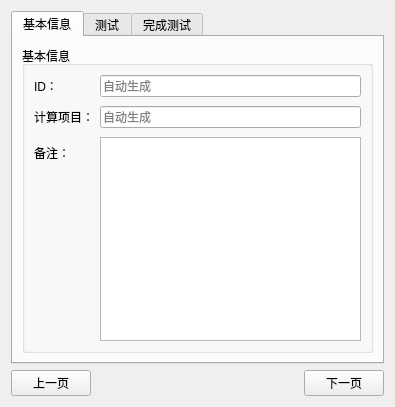
MWTJC/Gnss_on_UAV_GUI, file PySideApp/build_src/ui/TestRunnerUI.ui: the form before one commit.
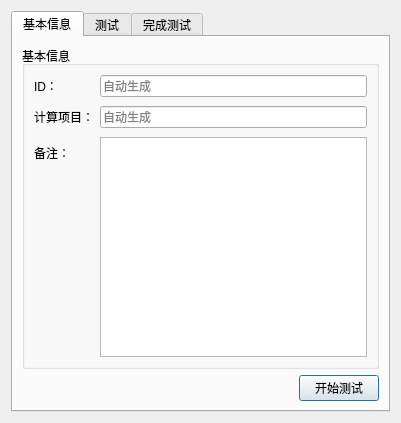
The form after the commit.

```diff
--- a/PySideApp/build_src/ui/TestRunnerUI.ui
+++ b/PySideApp/build_src/ui/TestRunnerUI.ui
@@ -6,8 +6,8 @@
    <rect>
     <x>0</x>
     <y>0</y>
-    <width>395</width>
-    <height>407</height>
+    <width>401</width>
+    <height>423</height>
    </rect>
   </property>
   <property name="windowTitle">
@@ -85,6 +85,30 @@
          </layout>
         </widget>
        </item>
+       <item>
+        <layout class="QHBoxLayout" name="horizontalLayout_2">
+         <item>
+          <spacer name="horizontalSpacer_2">
+           <property name="orientation">
+            <enum>Qt::Orientation::Horizontal</enum>
+           </property>
+           <property name="sizeHint" stdset="0">
+            <size>
+             <width>40</width>
+             <height>20</height>
+            </size>
+           </property>
+          </spacer>
+         </item>
+         <item>
+          <widget class="QPushButton" name="pushButton_start_test">
+           <property name="text">
+            <string>开始测试</string>
+           </property>
+          </widget>
+         </item>
+        </layout>
+       </item>
       </layout>
      </widget>
      <widget class="QWidget" name="tab_test_runner">
@@ -272,37 +296,6 @@
      </widget>
     </widget>
    </item>
-   <item>
-    <layout class="QHBoxLayout" name="horizontalLayout_2">
-     <item>
-      <widget class="QPushButton" name="pushButton_2">
-       <property name="text">
-        <string>上一页</string>
-       </property>
-      </widget>
-     </item>
-     <item>
-      <spacer name="horizontalSpacer_2">
-       <property name="orientation">
-        <enum>Qt::Orientation::Horizontal</enum>
-       </property>
-       <property name="sizeHint" stdset="0">
-        <size>
-         <width>40</width>
-         <height>20</height>
-        </size>
-       </property>
-      </spacer>
-     </item>
-     <item>
-      <widget class="QPushButton" name="pushButton">
-       <property name="text">
-        <string>下一页</string>
-       </property>
-      </widget>
-     </item>
-    </layout>
-   </item>
   </layout>
  </widget>
  <resources/>
```
Left out of the diff: 4 changed lines with no effect on the pictures.
